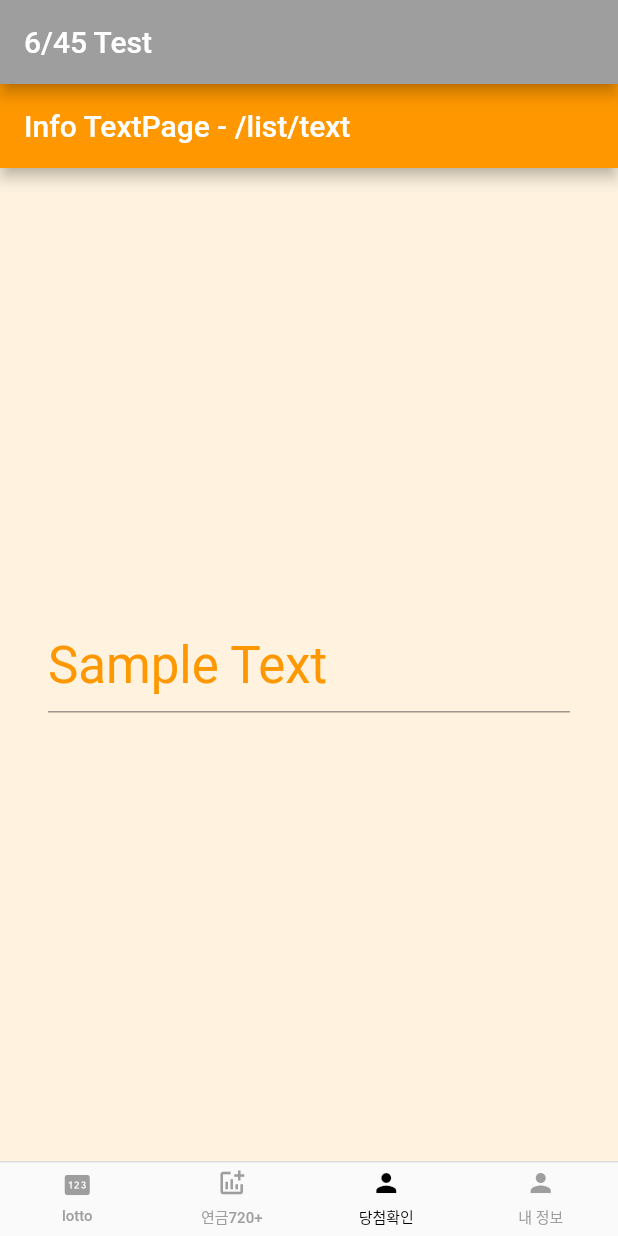
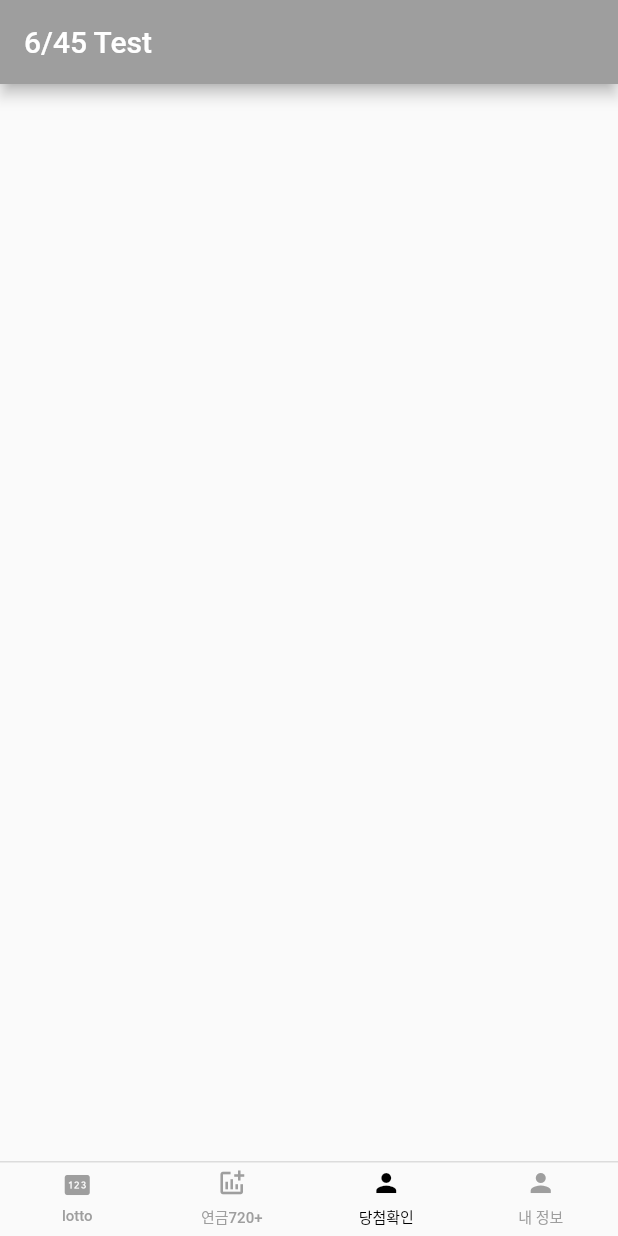
Before and after one commit to zzugoon/Lt645App, a Flutter app: the screen it shows after launch, item 3 of the bottom bar chosen, on a phone screen of 412 x 824 dp. Run offline on Flutter 3.47's test engine with Material 2 defaults, Android fonts, the light colour scheme and no system bars; our stand-ins replace numberpicker, webview_flutter; missing offline and left inert: dart:html; Roboto replaces fonts that are missing (mobilePOP); project files that could hold a hidden picture were left out.

Commit message:
add webView start

```diff
--- a/lib/destination/destinationView.dart
+++ b/lib/destination/destinationView.dart
@@ -1,7 +1,7 @@
 import 'package:flutter/material.dart';
 import '../home/RootPage.dart';
 import '../info/ListPage.dart';
-import '../my/TextPage.dart';
+import '../my/MyInfoPage.dart';
 import 'destination.dart';
 
 class DestinationView extends StatefulWidget {
@@ -33,7 +33,7 @@ class _DestinationViewState extends State<DestinationView> {
               case '/list':
                 return ListPage(destination: widget.destination);
               case '/text':
-                return TextPage(destination: widget.destination);
+                return MyInfoPage(destination: widget.destination);
             }
             assert(false);
             return const SizedBox();
--- a/lib/main.dart
+++ b/lib/main.dart
@@ -1,8 +1,9 @@
 import 'package:flutter/material.dart';
+import 'package:lt645/result/ResultPage.dart';
 import 'destination/destination.dart';
 import 'home/RootPage.dart';
 import 'info/ListPage.dart';
-import 'my/TextPage.dart';
+import 'my/MyInfoPage.dart';
 
 void main() {
   runApp(const Lt645App());
@@ -27,8 +28,8 @@ class _Lt645App extends State<Lt645App> with TickerProviderStateMixin<Lt645App>
   static List<Widget> pages = <Widget>[
     RootPage(),
     ListPage(destination: allDestinations[1]),
-    TextPage(destination: allDestinations[2]),
-    TextPage(destination: allDestinations[2]),
+    ResultPage(),
+    MyInfoPage(destination: allDestinations[3]),
   ];
 
   late final List<GlobalKey<NavigatorState>> navigatorKeys;
--- a/lib/my/TextPage.dart
+++ b/lib/my/MyInfoPage.dart
@@ -3,16 +3,16 @@ import 'package:flutter/material.dart';
 
 import '../destination/destination.dart';
 
-class TextPage extends StatefulWidget {
-  const TextPage({super.key, required this.destination});
+class MyInfoPage extends StatefulWidget {
+  const MyInfoPage({super.key, required this.destination});
 
   final Destination destination;
 
   @override
-  State<TextPage> createState() => _TextPageState();
+  State<MyInfoPage> createState() => _MyInfoPageState();
 }
 
-class _TextPageState extends State<TextPage> {
+class _MyInfoPageState extends State<MyInfoPage> {
   late final TextEditingController textController;
 
   @override
@@ -32,7 +32,7 @@ class _TextPageState extends State<TextPage> {
     final ThemeData theme = Theme.of(context);
     return Scaffold(
       appBar: AppBar(
-        title: Text('${widget.destination.title} TextPage - /list/text'),
+        title: Text('${widget.destination.title} MyInfoPage - /list/text'),
         backgroundColor: widget.destination.color,
       ),
       backgroundColor: widget.destination.color[50],
--- /dev/null
+++ b/lib/result/ResultPage.dart
@@ -0,0 +1,52 @@
+import 'dart:async';
+import 'dart:io';
+import 'dart:html';
+
+import 'package:flutter/cupertino.dart';
+import 'package:flutter/material.dart';
+import 'package:webview_flutter/webview_flutter.dart';
+
+import '../destination/destination.dart';
+
+class ResultPage extends StatefulWidget {
+
+  const ResultPage({Key? key}) : super(key: key);
+
+  @override
+  State<ResultPage> createState() => _ResultPage();
+}
+
+class _ResultPage extends State<ResultPage> {
+
+  final Completer<WebViewController> _controller = Completer<WebViewController>();
+  // final Destination destination;
+
+  @override
+  void initState() {
+    super.initState();
+    // if(Platform.isAndroid){
+    //   WebView.platform = SurfaceAndroidWebView();
+    // }
+  }
+
+
+  @override
+  Widget build(BuildContext context) {
+    const int itemCount = 50;
+    final ButtonStyle buttonStyle = OutlinedButton.styleFrom(
+      // foregroundColor: destination.color,
+      fixedSize: const Size.fromHeight(128),
+      textStyle: Theme.of(context).textTheme.headlineSmall,
+    );
+    return Scaffold(
+      // backgroundColor: destination.color[50],
+      // body: WebView(
+      //   initialUrl: 'https://www.google.co.kr/',
+      //   javascriptMode: JavascriptMode.unrestricted,
+      //   onWebViewCreated: (WebViewController webViewController) {
+      //     _controller.complete(webViewController);
+      //   },
+      // )
+    );
+  }
+}
--- a/pubspec.yaml
+++ b/pubspec.yaml
@@ -33,6 +33,7 @@ dependencies:
   intl: ^0.18.0
   numberpicker: ^2.1.1
   customtogglebuttons: ^0.0.5
+  webview_flutter: ^0.3.19+9
 
 
   # The following adds the Cupertino Icons font to your application.
```
Also changed, not shown: pubspec.lock, 2 other files.
